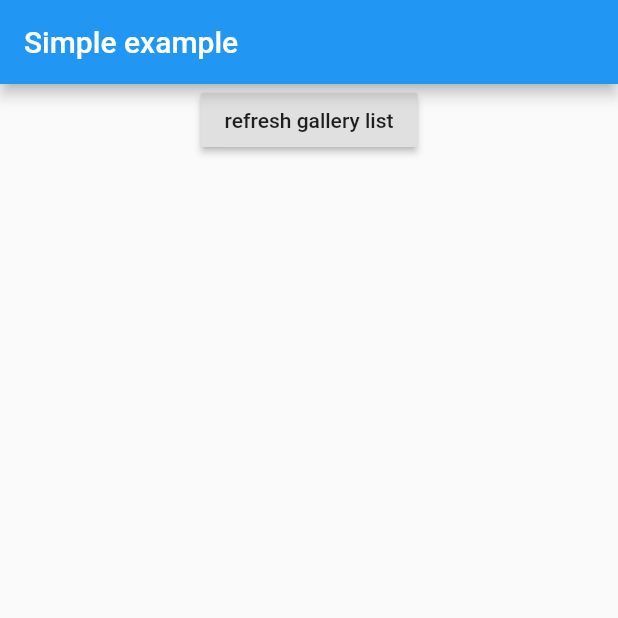
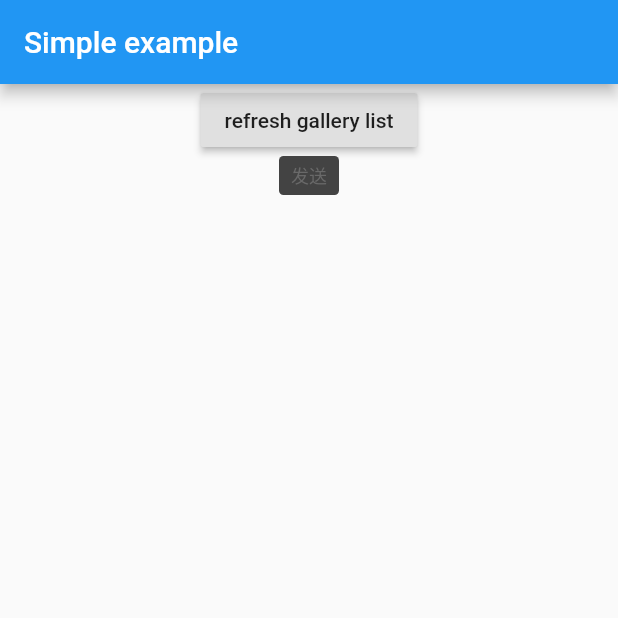
Before and after one commit to fluttercandies/photo_widget, a Flutter app: the screen it shows after launch, on a phone screen of 412 x 824 dp, the top half of it. Run offline on Flutter 3.47's test engine with Material 2 defaults, Android fonts, the phone set to English and light mode, and no system bars; missing offline and left inert: photo_manager.

Commit message:
Update some style

```diff
--- a/lib/photo_widget.dart
+++ b/lib/photo_widget.dart
@@ -9,3 +9,4 @@ export 'src/widget/pick_color_mask.dart';
 export 'src/widget/pick_checkbox.dart';
 export 'src/widget/dropdown_gallery_picker.dart';
 export 'src/widget/dropdown.dart';
+export 'src/widget/pick_sure_button.dart';
--- a/lib/src/photo_provider.dart
+++ b/lib/src/photo_provider.dart
@@ -1,5 +1,6 @@
 import 'package:flutter/material.dart';
 import 'package:photo_manager/photo_manager.dart';
+
 mixin PhotoDataProvider on ChangeNotifier {
   AssetPathEntity _current;
 
@@ -46,14 +47,20 @@ mixin PhotoDataProvider on ChangeNotifier {
 }
 
 class PickerDataProvider extends ChangeNotifier with PhotoDataProvider {
-  PickerDataProvider({List<AssetPathEntity> pathList}) {
+  PickerDataProvider({List<AssetPathEntity> pathList, int max = 9}) {
     if (pathList != null && pathList.isNotEmpty) {
       this.pathList.addAll(pathList);
     }
+    pickedNotifier.value = picked;
+    this.max.value = max;
   }
+
+  final max = ValueNotifier(0);
 
   List<AssetEntity> picked = [];
   bool isOrigin = false;
+
+  final pickedNotifier = ValueNotifier<List<AssetEntity>>([]);
 
   void pickEntity(AssetEntity entity) {
     print(picked.contains(entity));
@@ -62,6 +69,8 @@ class PickerDataProvider extends ChangeNotifier with PhotoDataProvider {
     } else {
       picked.add(entity);
     }
+    pickedNotifier.value = picked;
+    pickedNotifier.notifyListeners();
     notifyListeners();
   }
 
--- a/lib/src/widget/asset_path_widget.dart
+++ b/lib/src/widget/asset_path_widget.dart
@@ -14,6 +14,9 @@ class AssetPathWidget extends StatefulWidget {
   final int rowCount;
   final int thumbSize;
   final Widget scrollingWidget;
+  final double itemRatio;
+  final double dividerWidth;
+  final Color dividerColor;
 
   const AssetPathWidget({
     Key key,
@@ -22,6 +25,9 @@ class AssetPathWidget extends StatefulWidget {
     this.rowCount = 4,
     this.thumbSize = 100,
     this.scrollingWidget = const ScrollingPlaceholder(),
+    this.itemRatio = 1,
+    this.dividerWidth = 1,
+    this.dividerColor = const Color(0xFF313434),
   }) : super(key: key);
 
   @override
@@ -31,7 +37,6 @@ class AssetPathWidget extends StatefulWidget {
 class _AssetPathWidgetState extends State<AssetPathWidget> {
   static Map<int, AssetEntity> _createMap() {
     return {};
-    // return ObserverMap();
   }
 
   final cacheMap = _createMap();
@@ -42,14 +47,19 @@ class _AssetPathWidgetState extends State<AssetPathWidget> {
   Widget build(BuildContext context) {
     return NotificationListener<ScrollNotification>(
       onNotification: _onScroll,
+      child: Container(
+        color: widget.dividerColor,
         child: GridView.builder(
           key: ValueKey(widget.path),
           gridDelegate: SliverGridDelegateWithFixedCrossAxisCount(
             crossAxisCount: widget.rowCount,
+            crossAxisSpacing: widget.dividerWidth,
+            mainAxisSpacing: widget.dividerWidth,
           ),
           itemBuilder: (context, index) => _buildItem(context, index),
           itemCount: widget.path.assetCount,
           addRepaintBoundaries: true,
+        ),
       ),
     );
   }
--- /dev/null
+++ b/lib/src/widget/pick_sure_button.dart
@@ -0,0 +1,86 @@
+import 'package:flutter/material.dart';
+import 'package:photo_manager/photo_manager.dart';
+
+import '../photo_provider.dart';
+
+typedef void PickSureCallback(List<AssetEntity> picked);
+
+typedef Widget PickSureTextBuilder(
+    BuildContext context, List<AssetEntity> picked, int max);
+
+class PickSureButton extends StatelessWidget {
+  final PickerDataProvider provider;
+  final PickSureCallback onTap;
+  final PickSureTextBuilder builder;
+  final double radius;
+  final Color disableColor;
+  final Color color;
+  final TextStyle textStyle;
+  final TextStyle disableTextStyle;
+  final String defaultText;
+
+  const PickSureButton({
+    Key key,
+    this.provider,
+    this.onTap,
+    this.builder,
+    this.radius = 3,
+    this.defaultText = "发送",
+    this.disableColor = const Color(0xFF434343),
+    this.color = Colors.blue,
+    this.textStyle = const TextStyle(fontSize: 12, color: Colors.white),
+    this.disableTextStyle = const TextStyle(
+      fontSize: 12,
+      color: const Color(0xFF696969),
+    ),
+  }) : super(key: key);
+
+  List<AssetEntity> get picked => provider.picked;
+
+  @override
+  Widget build(BuildContext context) {
+    final disableStyle = this.disableTextStyle ?? textStyle;
+    return AnimatedBuilder(
+      animation: provider.pickedNotifier,
+      builder: (_, __) {
+        if (builder != null) {
+          return InkWell(
+            child: builder(context, picked, provider.max.value),
+            onTap: () => onTap?.call(picked),
+          );
+        }
+        final padding = const EdgeInsets.symmetric(horizontal: 8, vertical: 4);
+        if (picked.isEmpty) {
+          return ClipRRect(
+            borderRadius: BorderRadius.circular(radius),
+            child: Container(
+              padding: padding,
+              color: disableColor,
+              child: Text(
+                '$defaultText',
+                style: disableStyle,
+              ),
+            ),
+          );
+        } else {
+          return ClipRRect(
+            borderRadius: BorderRadius.circular(radius),
+            child: Material(
+              color: color,
+              child: InkWell(
+                onTap: () => onTap(picked),
+                child: Container(
+                  padding: padding,
+                  child: Text(
+                    '$defaultText(${picked.length}/${provider.max.value})',
+                    style: textStyle,
+                  ),
+                ),
+              ),
+            ),
+          );
+        }
+      },
+    );
+  }
+}
--- a/lib/src/widget/scrolling_placeholder.dart
+++ b/lib/src/widget/scrolling_placeholder.dart
@@ -4,10 +4,15 @@ class ScrollingPlaceholder extends StatelessWidget {
   const ScrollingPlaceholder();
   @override
   Widget build(BuildContext context) {
-    return Center(
-      widthFactor: 0.25,
-      heightFactor: 0.25,
-      child: FlutterLogo(),
+    return Container(
+      width: double.infinity,
+      height: double.infinity,
+      color: const Color(0xFF4A4748),
     );
+    // return Center(
+    //   widthFactor: 0.25,
+    //   heightFactor: 0.25,
+    //   child: FlutterLogo(),
+    // );
   }
 }
--- a/photo_widget_example/lib/main.dart
+++ b/photo_widget_example/lib/main.dart
@@ -65,8 +65,16 @@ class _MyHomePageState extends State<MyHomePage> {
   }
 
   Widget _buildDropdownButton() {
-    return SelectedPathDropdownButton(
-      provider: provider,
+    return Row(
+      mainAxisSize: MainAxisSize.min,
+      children: <Widget>[
+        SelectedPathDropdownButton(
+          provider: provider,
+        ),
+        PickSureButton(
+          provider: provider,
+        ),
+      ],
     );
   }
 
```
Also changed, not shown: 1 other file. Lines whose indentation alone changed are shown as unchanged.
